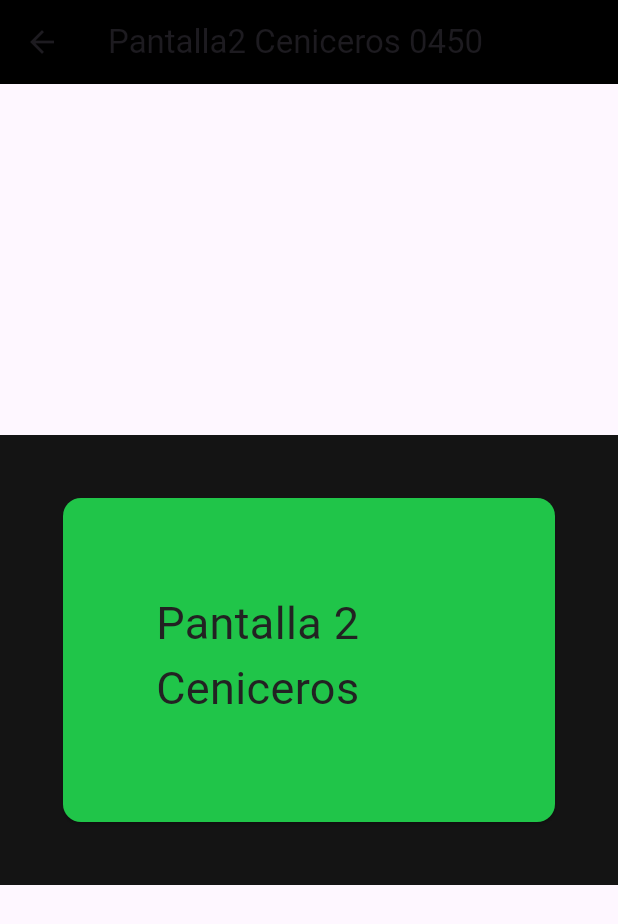
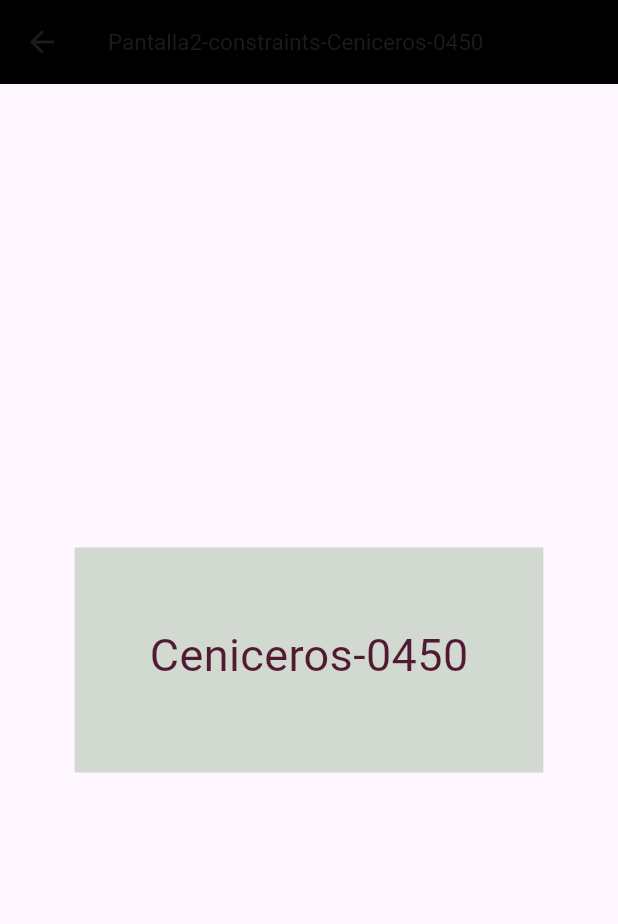
Before and after one commit to jctorres10/p-15-0450, a Flutter app: the Pantalla2_0450 screen opened by its route, on a phone screen of 412 x 824 dp. Shown: the top 924 px of the screen. Run offline on Flutter 3.47's test engine with Material 3 defaults, Android fonts, the phone set to English and light mode, and no system bars.

Commit message:
Update pantalla2-0450.dart

```diff
--- a/lib/pantalla2-0450.dart
+++ b/lib/pantalla2-0450.dart
@@ -8,22 +8,26 @@ class Pantalla2_0450 extends StatelessWidget {
     return Scaffold(
       appBar: AppBar(
         backgroundColor: Color(0xff000000),
-        title: Text('Pantalla2 Ceniceros 0450'),
+        title: Text(
+          'Pantalla2-constraints-Ceniceros-0450',
+          style: TextStyle(fontSize: 15),
+        ),
       ),
       body: Center(
         child: Container(
-          color: Color(0xff141414),
-          width: double.infinity,
-          height: 300,
-          child: Card(
-            color: Color(0xff20c549),
-            margin: EdgeInsets.all(42),
-            child: Padding(
-              padding: EdgeInsets.all(62),
-              child: Text(
-                'Pantalla 2 Ceniceros',
-                style: TextStyle(fontSize: 30, color: Color(0xff222222)),
-              ),
+          color: Color(0xffd1d9d1),
+          constraints: BoxConstraints(
+            minHeight: 150,
+            minWidth: 300,
+            maxHeight: 320,
+            maxWidth: 320,
+          ),
+          padding: EdgeInsets.all(50),
+          child: Text(
+            'Ceniceros-0450',
+            style: TextStyle(
+              fontSize: 30,
+              color: Color(0xff521933),
             ),
           ),
         ),
```
